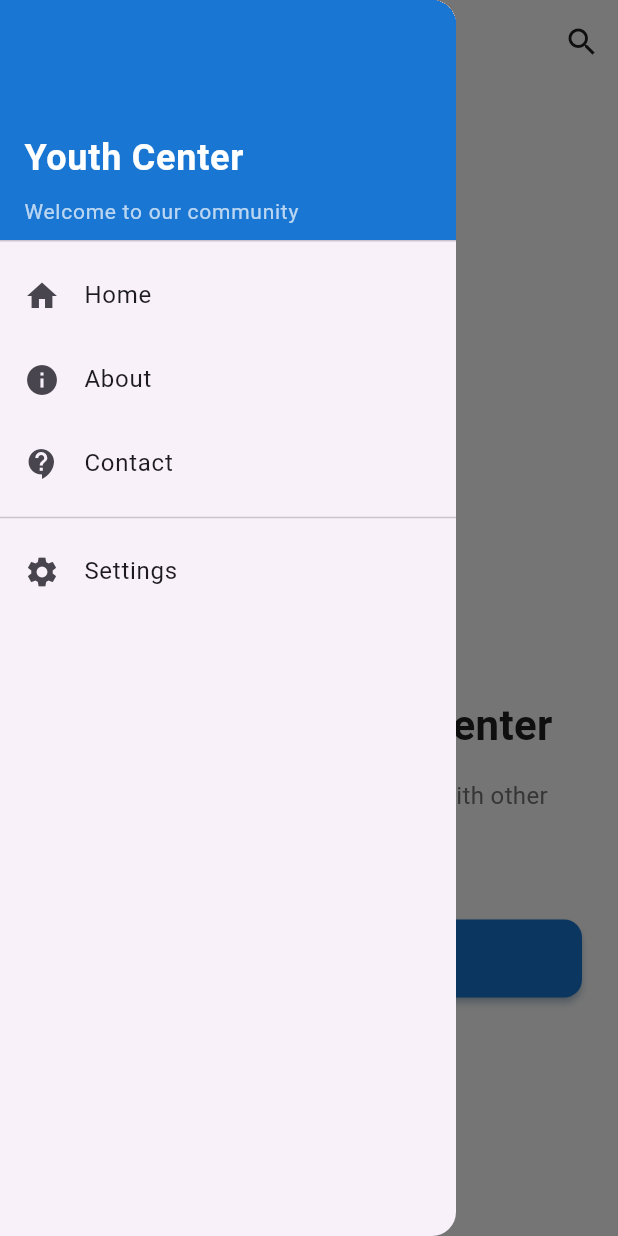
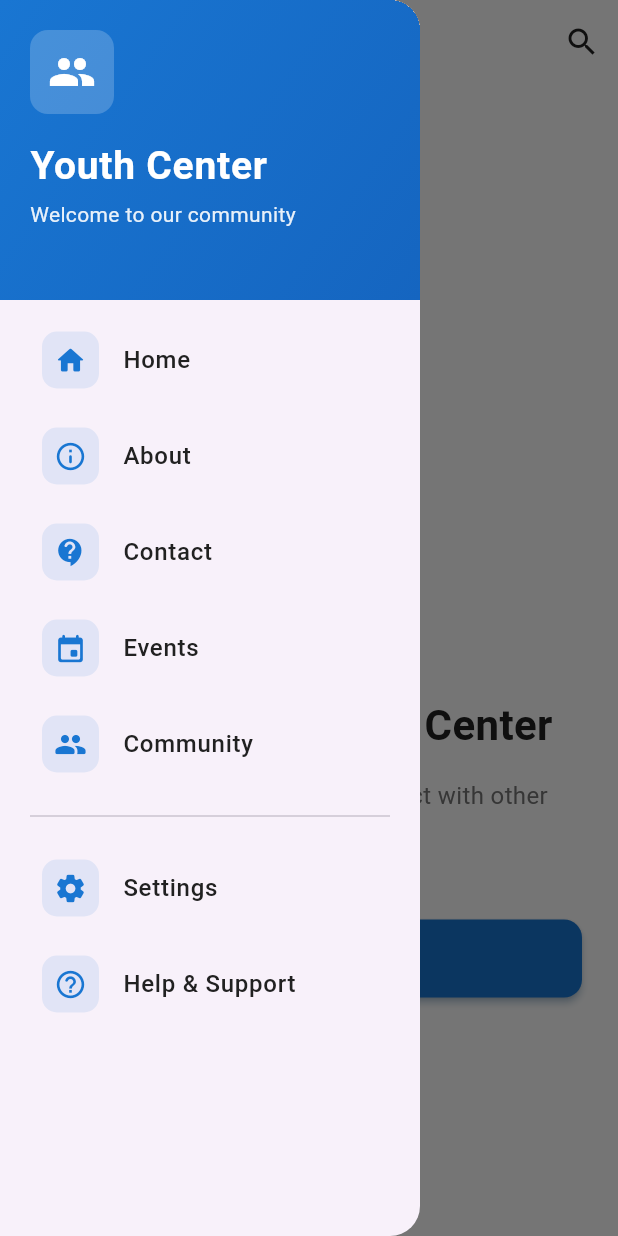
Before and after one commit to waaalidou/student_app, a Flutter app: the screen it shows after launch, with the side drawer open, on a phone screen of 412 x 824 dp. Run offline on Flutter 3.47's test engine with Material 3 defaults, Android fonts, the phone set to English and light mode, and no system bars; our stand-ins replace supabase_flutter; missing offline and left inert: mobile_scanner; accounts and stored records are empty.

```diff
--- a/lib/screens/welcome/welcome_screen.dart
+++ b/lib/screens/welcome/welcome_screen.dart
@@ -5,64 +5,177 @@ import 'package:youth_center/utils/app_colors.dart';
 class WelcomeScreen extends StatelessWidget {
   const WelcomeScreen({super.key});
 
+  Widget _buildDrawerItem(
+    BuildContext context, {
+    required IconData icon,
+    required String title,
+    required VoidCallback onTap,
+  }) {
+    return Container(
+      margin: const EdgeInsets.symmetric(horizontal: 12, vertical: 4),
+      decoration: BoxDecoration(borderRadius: BorderRadius.circular(12)),
+      child: ListTile(
+        leading: Container(
+          padding: const EdgeInsets.all(8),
+          decoration: BoxDecoration(
+            color: AppColors.primary.withOpacity(0.1),
+            borderRadius: BorderRadius.circular(10),
+          ),
+          child: Icon(icon, color: AppColors.primary, size: 22),
+        ),
+        title: Text(
+          title,
+          style: const TextStyle(
+            fontSize: 16,
+            fontWeight: FontWeight.w500,
+            color: AppColors.textPrimary,
+          ),
+        ),
+        shape: RoundedRectangleBorder(borderRadius: BorderRadius.circular(12)),
+        onTap: () {
+          Navigator.pop(context);
+          onTap();
+        },
+        hoverColor: AppColors.primary.withOpacity(0.1),
+      ),
+    );
+  }
+
   @override
   Widget build(BuildContext context) {
     return Scaffold(
       backgroundColor: AppColors.background,
       drawer: Drawer(
+        width: 280,
+        shape: const RoundedRectangleBorder(
+          borderRadius: BorderRadius.only(
+            topRight: Radius.circular(20),
+            bottomRight: Radius.circular(20),
+          ),
+        ),
         child: ListView(
           padding: EdgeInsets.zero,
           children: [
-            DrawerHeader(
-              decoration: BoxDecoration(color: AppColors.primary),
-              child: const Column(
+            Container(
+              height: 200,
+              decoration: BoxDecoration(
+                gradient: LinearGradient(
+                  begin: Alignment.topLeft,
+                  end: Alignment.bottomRight,
+                  colors: [AppColors.primary, AppColors.primaryDark],
+                ),
+              ),
+              child: Stack(
+                children: [
+                  Positioned(
+                    top: 20,
+                    left: 20,
+                    right: 20,
+                    child: Column(
                       crossAxisAlignment: CrossAxisAlignment.start,
-                mainAxisAlignment: MainAxisAlignment.end,
                       children: [
-                  Text(
+                        Container(
+                          padding: const EdgeInsets.all(12),
+                          decoration: BoxDecoration(
+                            color: Colors.white.withOpacity(0.2),
+                            borderRadius: BorderRadius.circular(12),
+                          ),
+                          child: const Icon(
+                            Icons.group,
+                            color: Colors.white,
+                            size: 32,
+                          ),
+                        ),
+                        const SizedBox(height: 16),
+                        const Text(
                           'Youth Center',
                           style: TextStyle(
                             color: Colors.white,
-                      fontSize: 24,
+                            fontSize: 26,
                             fontWeight: FontWeight.bold,
+                            letterSpacing: 0.5,
                           ),
                         ),
-                  SizedBox(height: 8),
+                        const SizedBox(height: 4),
                         Text(
                           'Welcome to our community',
-                    style: TextStyle(color: Colors.white70, fontSize: 14),
+                          style: TextStyle(
+                            color: Colors.white.withOpacity(0.9),
+                            fontSize: 14,
+                            fontWeight: FontWeight.w400,
+                          ),
                         ),
                       ],
                     ),
                   ),
-            ListTile(
-              leading: const Icon(Icons.home),
-              title: const Text('Home'),
+                ],
+              ),
+            ),
+            Padding(
+              padding: const EdgeInsets.symmetric(vertical: 8),
+              child: Column(
+                children: [
+                  _buildDrawerItem(
+                    context,
+                    icon: Icons.home_rounded,
+                    title: 'Home',
                     onTap: () {
                       Navigator.pop(context);
                     },
                   ),
-            ListTile(
-              leading: const Icon(Icons.info),
-              title: const Text('About'),
+                  _buildDrawerItem(
+                    context,
+                    icon: Icons.info_outline_rounded,
+                    title: 'About',
                     onTap: () {
                       Navigator.pop(context);
                     },
                   ),
-            ListTile(
-              leading: const Icon(Icons.contact_support),
-              title: const Text('Contact'),
+                  _buildDrawerItem(
+                    context,
+                    icon: Icons.contact_support_rounded,
+                    title: 'Contact',
                     onTap: () {
                       Navigator.pop(context);
                     },
                   ),
-            const Divider(),
-            ListTile(
-              leading: const Icon(Icons.settings),
-              title: const Text('Settings'),
+                  _buildDrawerItem(
+                    context,
+                    icon: Icons.event_rounded,
+                    title: 'Events',
                     onTap: () {
                       Navigator.pop(context);
                     },
+                  ),
+                  _buildDrawerItem(
+                    context,
+                    icon: Icons.people_rounded,
+                    title: 'Community',
+                    onTap: () {
+                      Navigator.pop(context);
+                    },
+                  ),
+                  const SizedBox(height: 8),
+                  const Divider(indent: 20, endIndent: 20, thickness: 1),
+                  const SizedBox(height: 8),
+                  _buildDrawerItem(
+                    context,
+                    icon: Icons.settings_rounded,
+                    title: 'Settings',
+                    onTap: () {
+                      Navigator.pop(context);
+                    },
+                  ),
+                  _buildDrawerItem(
+                    context,
+                    icon: Icons.help_outline_rounded,
+                    title: 'Help & Support',
+                    onTap: () {
+                      Navigator.pop(context);
+                    },
+                  ),
+                ],
+              ),
             ),
           ],
         ),
```
Lines whose indentation alone changed are shown as unchanged.
